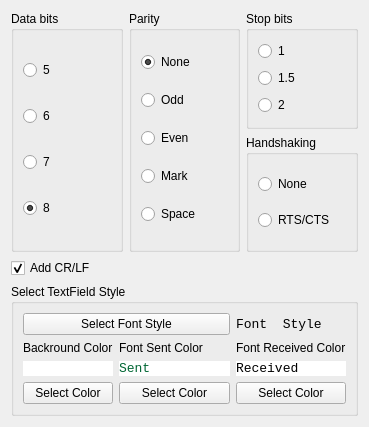
notiel/OstrannaTerminal, file Settings.ui: the form before one commit.
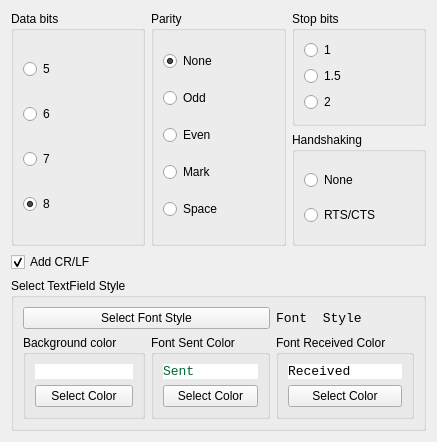
The form after the commit.

Patch:
```diff
--- a/Settings.ui
+++ b/Settings.ui
@@ -6,8 +6,8 @@
    <rect>
     <x>0</x>
     <y>0</y>
-    <width>369</width>
-    <height>427</height>
+    <width>437</width>
+    <height>442</height>
    </rect>
   </property>
   <property name="windowTitle">
@@ -173,17 +173,10 @@
       <string>Select TextField Style</string>
      </property>
      <layout class="QGridLayout" name="gridLayout_6">
-      <item row="3" column="0">
-       <widget class="QPushButton" name="BtnBackgroundColor">
+      <item row="0" column="0" colspan="3">
+       <widget class="QPushButton" name="BtnFont">
         <property name="text">
-         <string>Select Color</string>
-        </property>
-       </widget>
-      </item>
-      <item row="3" column="3">
-       <widget class="QPushButton" name="BtnReceivedColor">
-        <property name="text">
-         <string>Select Color</string>
+         <string>Select Font Style</string>
         </property>
        </widget>
       </item>
@@ -200,21 +193,13 @@
         </property>
        </widget>
       </item>
-      <item row="1" column="0">
-       <widget class="QLabel" name="LblBackground">
-        <property name="text">
-         <string>Backround Color</string>
+      <item row="1" column="0" rowspan="2">
+       <widget class="QGroupBox" name="GBBackColor">
+        <property name="title">
+         <string>Background color</string>
         </property>
-       </widget>
-      </item>
-      <item row="1" column="3">
-       <widget class="QLabel" name="LblReceivedFont">
-        <property name="text">
-         <string>Font Received Color</string>
-        </property>
-       </widget>
-      </item>
-      <item row="2" column="0">
+        <layout class="QGridLayout" name="gridLayout_7">
+         <item row="0" column="0">
        <widget class="QLabel" name="LblBackgroundColor">
         <property name="styleSheet">
          <string notr="true">background-color: rgb(255,255,255)</string>
@@ -224,7 +209,23 @@
         </property>
        </widget>
       </item>
-      <item row="2" column="3">
+         <item row="1" column="0">
+          <widget class="QPushButton" name="BtnBackgroundColor">
+           <property name="text">
+            <string>Select Color</string>
+           </property>
+          </widget>
+         </item>
+        </layout>
+       </widget>
+      </item>
+      <item row="1" column="3" rowspan="2">
+       <widget class="QGroupBox" name="GBReceived">
+        <property name="title">
+         <string>Font Received Color</string>
+        </property>
+        <layout class="QGridLayout" name="gridLayout_9">
+         <item row="0" column="0">
        <widget class="QLabel" name="LblReceivedColor">
         <property name="font">
          <font>
@@ -240,21 +241,23 @@
         </property>
        </widget>
       </item>
-      <item row="1" column="1" colspan="2">
-       <widget class="QLabel" name="LblFontSent">
+         <item row="1" column="0">
+          <widget class="QPushButton" name="BtnReceivedColor">
         <property name="text">
+            <string>Select Color</string>
+           </property>
+          </widget>
+         </item>
+        </layout>
+       </widget>
+      </item>
+      <item row="1" column="1" rowspan="2" colspan="2">
+       <widget class="QGroupBox" name="GBSent">
+        <property name="title">
          <string>Font Sent Color</string>
         </property>
-       </widget>
-      </item>
-      <item row="3" column="1" colspan="2">
-       <widget class="QPushButton" name="BtnSentColor">
-        <property name="text">
-         <string>Select Color</string>
-        </property>
-       </widget>
-      </item>
-      <item row="2" column="1" colspan="2">
+        <layout class="QGridLayout" name="gridLayout_8">
+         <item row="0" column="0">
        <widget class="QLabel" name="LblSentColor">
         <property name="font">
          <font>
@@ -270,11 +273,14 @@
         </property>
        </widget>
       </item>
-      <item row="0" column="0" colspan="3">
-       <widget class="QPushButton" name="BtnFont">
+         <item row="1" column="0">
+          <widget class="QPushButton" name="BtnSentColor">
         <property name="text">
-         <string>Select Font Style</string>
-        </property>
+            <string>Select Color</string>
+           </property>
+          </widget>
+         </item>
+        </layout>
        </widget>
       </item>
      </layout>
```
Left out of the diff: 34 changed lines with no effect on the pictures. Lines whose indentation alone changed are shown as unchanged.
